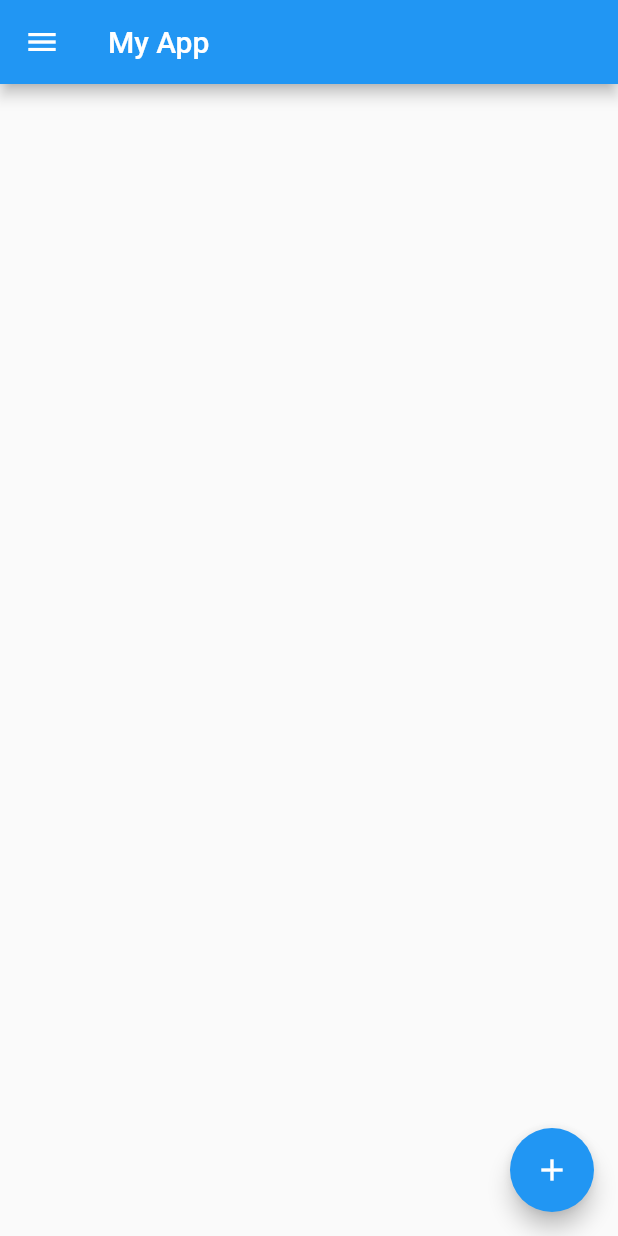
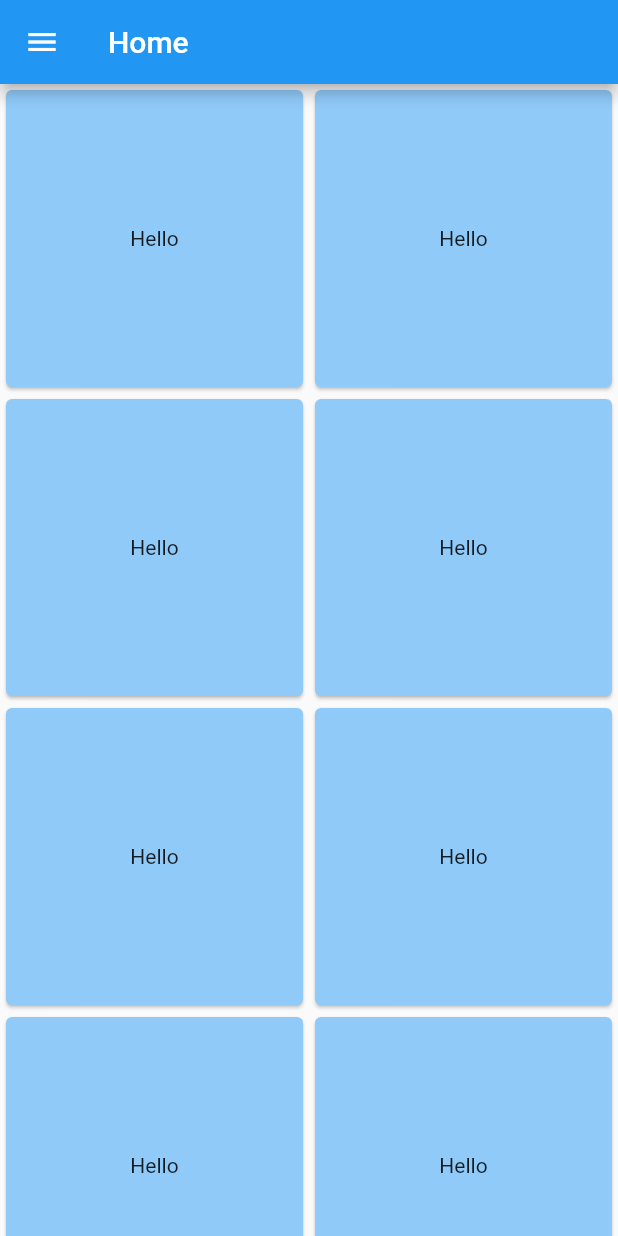
Before and after one commit to sarasnmsp21/flutterApp1st, a Flutter app: the HomePage screen opened by its route, on a phone screen of 412 x 824 dp. Run offline on Flutter 3.47's test engine with Material 2 defaults, Android fonts, the phone set to English and light mode, and no system bars; our stand-ins replace splashscreen.

```diff
--- a/lib/drawer.dart
+++ /dev/null
@@ -1,117 +0,0 @@
-import 'package:flutter/material.dart';
-
-void main() {
-  runApp(MaterialApp(
-    home: HomePage(),
-  ));
-}
-
-class HomePage extends StatelessWidget {
-  @override
-  Widget build(BuildContext context) {
-    return Scaffold(
-      appBar: AppBar(
-        title: Text('My App'),
-      ),
-
-      body: Padding(
-        padding: EdgeInsets.all(10.0),
-
-      ),
-      floatingActionButton: FloatingActionButton(
-        onPressed: () {},
-        child: Icon(Icons.add),
-      ),
-      drawer: Drawer(
-        child: ListView(
-          padding: EdgeInsets.all(0),
-          children: <Widget>[
-            UserAccountsDrawerHeader(
-              accountEmail: Text('sarasnmsp21@gmail.com'),
-              accountName: Text('Saraswati Gauda'),
-              currentAccountPicture: CircleAvatar(
-                child: Text('S'),
-              ),
-            ),
-            ListTile(
-              onTap: () {
-                Navigator.pushNamed(context, '/testpage');
-              },
-              title: Text('MYSHOP'),
-
-            ),
-            ListTile(
-              onTap: () {
-                 Navigator.pushNamed(context, '/predictgender');
-              },
-              title: Text('PRIVATE LIST'),
-            ),
-            ListTile(
-              onTap: () {
-                 Navigator.pushNamed(context, '/userdetail');
-              },
-              title: Text('CATEGORIES'),
-            ),
-              ListTile(
-              onTap: () {
-                 Navigator.pushNamed(context, '/userdetail');
-              },
-              title: Text('NOTIFICATIONS'),
-            ),
-              ListTile(
-              onTap: () {
-                 Navigator.pushNamed(context, '/userdetail');
-              },
-              title: Text('RECENTLY ADDED'),
-            ),
-              ListTile(
-              onTap: () {
-                 Navigator.pushNamed(context, '/userdetail');
-              },
-              title: Text('FOLLOWERS'),
-            ),
-              ListTile(
-              onTap: () {
-                 Navigator.pushNamed(context, '/userdetail');
-              },
-              title: Text('BLOCK LIST'),
-            ),
-              ListTile(
-              onTap: () {
-                 Navigator.pushNamed(context, '/userdetail');
-              },
-              title: Text('PAYTM'),
-            ),
-              ListTile(
-              onTap: () {
-                 Navigator.pushNamed(context, '/userdetail');
-              },
-              title: Text('FEEDBACK'),
-            ),
-              ListTile(
-              onTap: () {
-                 Navigator.pushNamed(context, '/userdetail');
-              },
-              title: Text('INVITE'),
-            ),
-              ListTile(
-              onTap: () {
-                 Navigator.pushNamed(context, '/userdetail');
-              },
-              title: Text('SUBSCRIPTION'),
-            ),
-              ListTile(
-              onTap: () {
-                 Navigator.pushNamed(context, '/login');
-              },
-              title: Text('LOGOUT'),
-            )
-
-          ],
-
-        ),
-
-      ),
-    );
-  }
-}
--- /dev/null
+++ b/lib/home.dart
@@ -0,0 +1,95 @@
+import 'package:flutter/material.dart';
+
+void main() {
+  runApp(MaterialApp(
+    home: HomePage(),
+  ));
+}
+
+
+
+class HomePage extends StatefulWidget {
+  @override
+  _HomePageState createState() => _HomePageState();
+}
+
+class _HomePageState extends State<HomePage> {
+  @override
+  Widget build(BuildContext context) {
+    return Scaffold(
+      appBar: AppBar(
+        title: Text('Home'),
+      ),
+      drawer: buildDrawer(),
+      body: buildBody(),
+);
+  }
+
+  Widget buildBody() {
+    return GridView.count(
+      crossAxisCount: 2,
+      children: new List<Widget>.generate(8, (index){
+        return new GridTile(
+          child: new Card(
+            color: Colors.blue.shade200,
+            child: new Center(
+              child: new Text('Hello'),
+            ),
+          ),
+        );
+
+      })
+
+
+    );
+
+  }
+
+Widget buildDrawer() {
+   return Drawer(
+        child: ListView(
+          padding: EdgeInsets.all(0),
+          children: <Widget>[
+            UserAccountsDrawerHeader(
+              accountEmail: Text('sarasnmsp21@gmail.com'),
+              accountName: Text('Saraswati Gauda'),
+              currentAccountPicture: CircleAvatar(
+                child: Text('S'),
+              ),
+
+            ),
+            ListTile(
+              onTap: () {
+                Navigator.pushNamed(context, '/testpage');
+              },
+              title: Text('SEARCH DEMO'),
+
+            ),
+            ListTile(
+              onTap: () {
+                 Navigator.pushNamed(context, '/predictgender');
+              },
+              title: Text('PREDICT GENDER DEMO'),
+            ),
+            ListTile(
+              onTap: () {
+                 Navigator.pushNamed(context, '/userdetail');
+              },
+              title: Text('USER INFO'),
+            ),
+              ListTile(
+              onTap: () {
+                 Navigator.pushNamed(context, '/login');
+              },
+              title: Text('LOGOUT'),
+            )
+
+          ],
+
+        )
+
+   );
+}
+
+
+}
--- a/lib/main.dart
+++ b/lib/main.dart
@@ -1,9 +1,9 @@
 import 'package:flutter/material.dart';
-import 'package:flutter2ndproject/predictgender.dart';
+import 'package:flutter2ndproject/predictgenderdemo.dart';
 import 'package:flutter2ndproject/userdetails.dart';
-import 'package:flutter2ndproject/test.dart';
+import 'package:flutter2ndproject/searchdemo.dart';
 import 'package:flutter2ndproject/login.dart';
-import 'drawer.dart';
+import 'home.dart';
 import 'package:splashscreen/splashscreen.dart';
 
 void main(){
```
Also changed, not shown: lib/login.dart (+32 -25 lines), lib/searchdemo.dart (renamed from lib/test.dart, +51 -51 lines), lib/predictgenderdemo.dart (renamed from lib/predictgender.dart).
